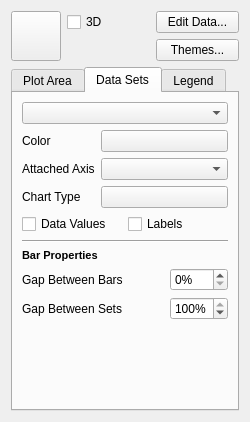
This is kchart/shape/ChartConfigWidget.ui in KDE/koffice-chartingshape as Qt 5 draws it before an edit. The edited form follows.
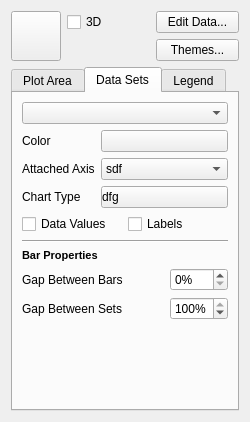
This is the edited form. The open tabs and pages were chosen to show the change. Icons and pictures are not drawn. Custom widgets are drawn as their Qt base class.

Diff of the .ui file:
```diff
--- a/kchart/shape/ChartConfigWidget.ui
+++ b/kchart/shape/ChartConfigWidget.ui
@@ -257,7 +257,7 @@
        <rect>
         <x>0</x>
         <y>0</y>
-        <width>207</width>
+        <width>230</width>
         <height>306</height>
        </rect>
       </property>
@@ -300,6 +300,11 @@
          <property name="sizeAdjustPolicy" >
           <enum>QComboBox::AdjustToContentsOnFirstShow</enum>
          </property>
+         <item>
+          <property name="text" >
+           <string>sdf</string>
+          </property>
+         </item>
         </widget>
        </item>
        <item row="5" column="0" colspan="3" >
@@ -378,8 +383,11 @@
        </item>
        <item row="3" column="1" colspan="2" >
         <widget class="QPushButton" name="dataSetChartTypeMenu" >
+         <property name="styleSheet" >
+          <string notr="true" >text-align:left;</string>
+         </property>
          <property name="text" >
-          <string/>
+          <string>dfg</string>
          </property>
         </widget>
        </item>
```
Left out of the diff: 121 changed lines with no effect on the pictures.
